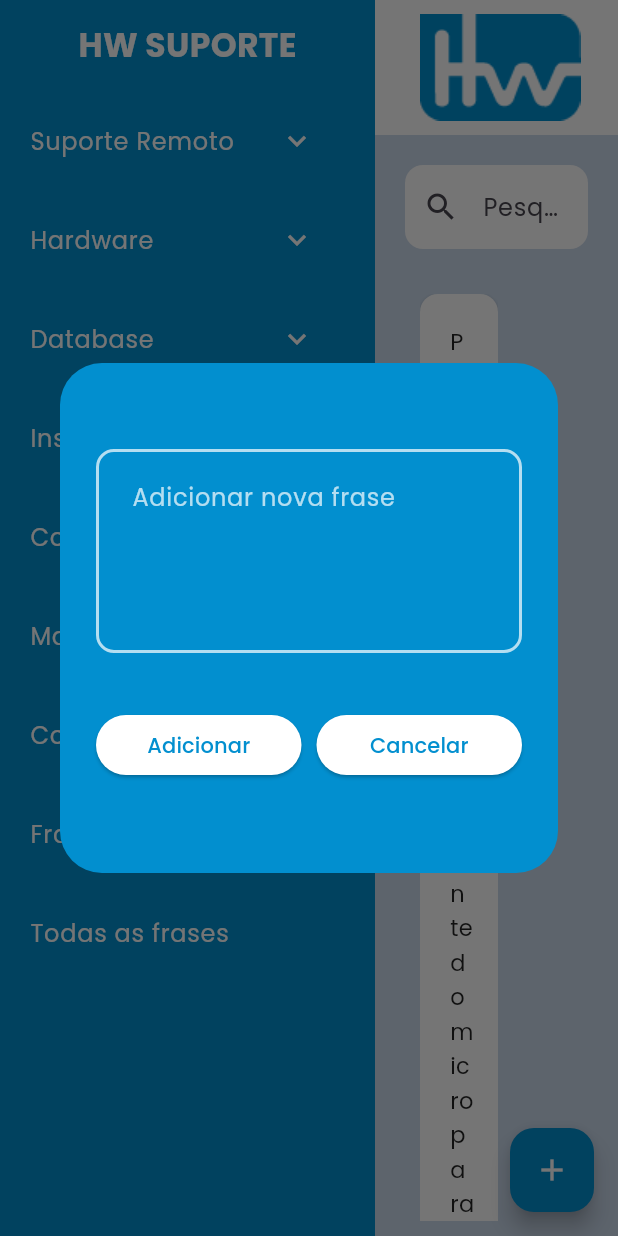
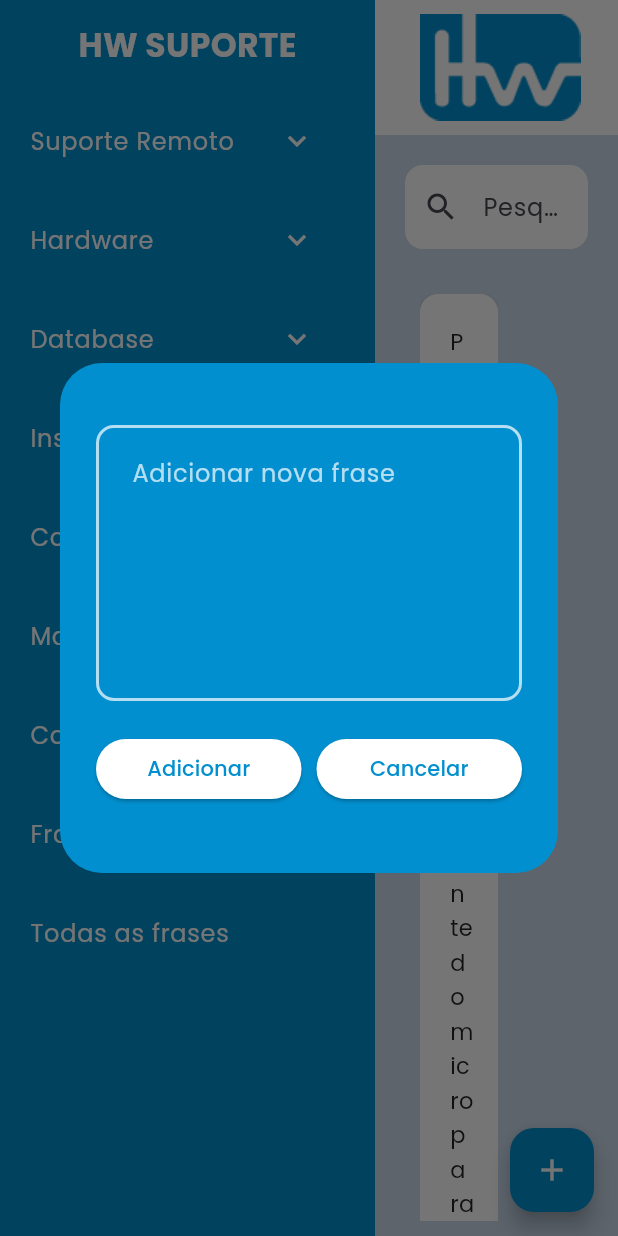
Before and after one commit to Ninassc/HW-Frases-Suporte-Flutter, a Flutter app: the screen it shows after launch, after a tap on the "add" icon, on a phone screen of 412 x 824 dp. Run offline on Flutter 3.47's test engine with Material 3 defaults, Android fonts, the phone set to English and light mode, and no system bars; our stand-ins replace device_preview.

Commit message:
Refactor DialogBox and MyButton to use final for callback properties and increase TextField maxLines

```diff
--- a/lib/pages/home_page.dart
+++ b/lib/pages/home_page.dart
@@ -60,7 +60,10 @@ class _HomePageState extends State<HomePage> {
               return DialogBox(
                 controller: _controller,
                 onSave: () {},
-                onCancel: () => Navigator.of(context).pop(),
+                onCancel: () {
+                  _controller.clear();
+                  Navigator.of(context).pop();
+                },
               );
             },
           );
--- a/lib/utils/dialog_box.dart
+++ b/lib/utils/dialog_box.dart
@@ -3,10 +3,10 @@ import 'package:flutter/material.dart';
 
 class DialogBox extends StatelessWidget {
   final dynamic controller;
-  VoidCallback onSave;
-  VoidCallback onCancel;
+  final VoidCallback onSave;
+  final VoidCallback onCancel;
 
-  DialogBox({
+  const DialogBox({
     super.key,
     required this.controller,
     required this.onSave,
@@ -29,7 +29,7 @@ class DialogBox extends StatelessWidget {
 
               child: TextField(
                 controller: controller,
-                maxLines: 4,
+                maxLines: 6,
 
                 style: const TextStyle(color: Colors.white),
 
--- a/lib/utils/my_button.dart
+++ b/lib/utils/my_button.dart
@@ -2,9 +2,9 @@ import 'package:flutter/material.dart';
 
 class MyButton extends StatelessWidget {
   final String text;
-  VoidCallback onPressed;
+  final VoidCallback onPressed;
 
-  MyButton({super.key, required this.text, required this.onPressed});
+  const MyButton({super.key, required this.text, required this.onPressed});
 
   @override
   Widget build(BuildContext context) {
```
